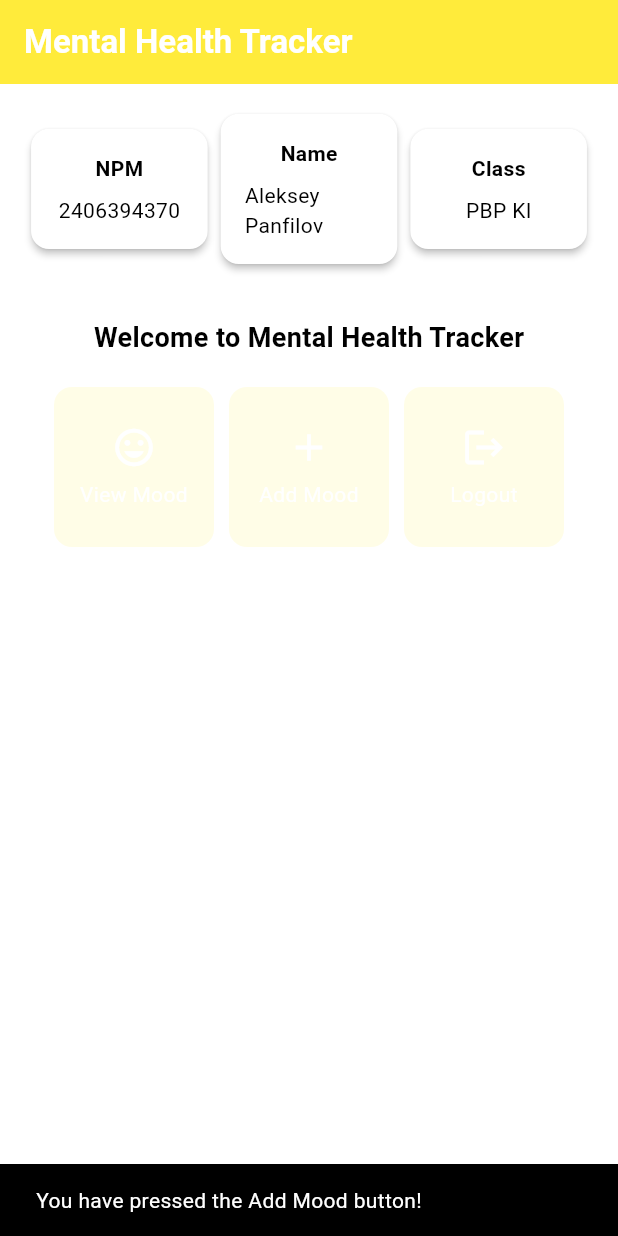
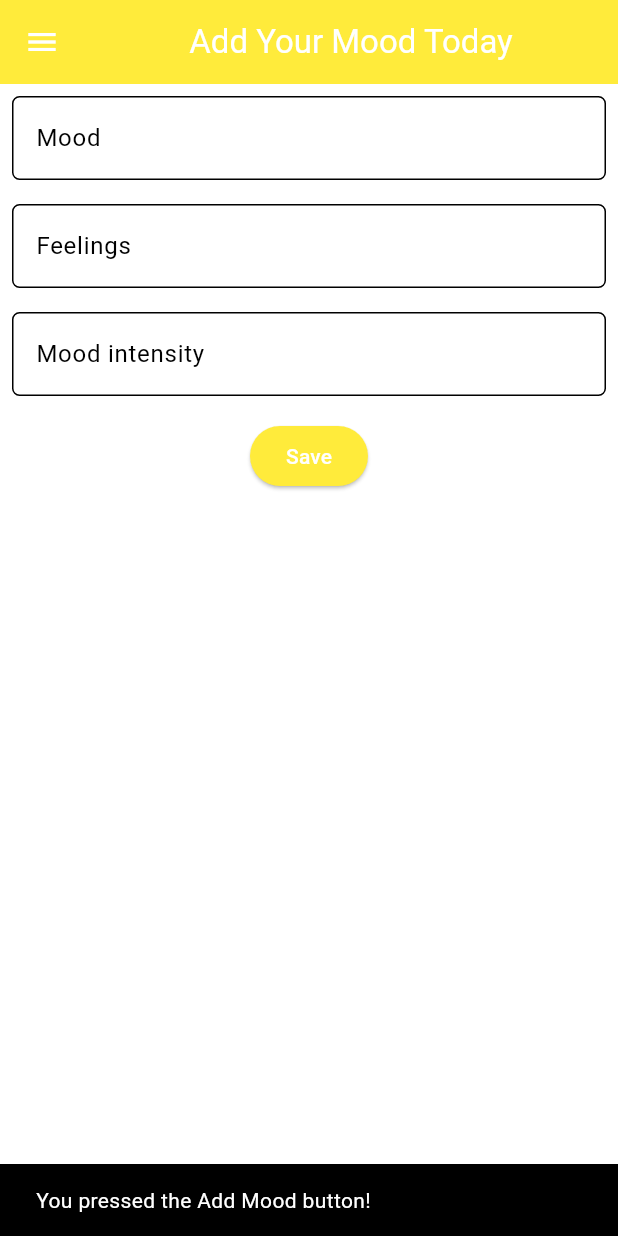
Before and after one commit to ankou-k/mental-health-tracker-mobile, a Flutter app: the screen it shows after launch, after a tap on "Add Mood", on a phone screen of 412 x 824 dp. Run offline on Flutter 3.47's test engine with Material 3 defaults, Android fonts, the phone set to English and light mode, and no system bars.

Commit message:
tutorial 7

```diff
--- a/mental_health_tracker/lib/main.dart
+++ b/mental_health_tracker/lib/main.dart
@@ -1,5 +1,5 @@
 import 'package:flutter/material.dart';
-import 'package:mental_health_tracker/menu.dart';
+import 'package:mental_health_tracker/screens/menu.dart';
 
 void main() {
   runApp(const MyApp());
@@ -31,7 +31,7 @@ class MyApp extends StatelessWidget {
         // tested with just a hot reload.
         colorScheme: ColorScheme.fromSwatch(
           primarySwatch: Colors.yellow,
-        ).copyWith(secondary: Colors.yellow[50]),
+        ).copyWith(secondary: Colors.yellow[400]),
         useMaterial3: true,
       ),
       home: MyHomePage(),
--- a/mental_health_tracker/lib/menu.dart
+++ b/mental_health_tracker/lib/screens/menu.dart
@@ -1,4 +1,8 @@
 import 'package:flutter/material.dart';
+// Import drawer widget
+import 'package:mental_health_tracker/widgets/left_drawer.dart';
+import 'package:mental_health_tracker/screens/moodentry_form.dart';
+import 'package:mental_health_tracker/widgets/mood_card.dart';
 
 class MyHomePage extends StatelessWidget {
     final String npm = '2406394370'; // NPM
@@ -29,7 +33,11 @@ class MyHomePage extends StatelessWidget {
         ),
         // The background color of the AppBar is obtained from the application theme color scheme.
         backgroundColor: Theme.of(context).colorScheme.primary,
+        // Set drawer icon color to white
+        iconTheme: const IconThemeData(color: Colors.white),
       ),
+      // Add drawer as a parameter value for the drawer attribute of the Scaffold widget
+      drawer: const LeftDrawer(),
       // Body of the page with paddings around it.
       body: Padding(
         padding: const EdgeInsets.all(16.0),
@@ -125,64 +133,3 @@ class InfoCard extends StatelessWidget {
     );
   }
 }
-
-class ItemHomepage {
-    final String name;
-    final IconData icon;
-
-    ItemHomepage(this.name, this.icon);
-}
-
-class ItemCard extends StatelessWidget {
-  // Display the card with an icon and name.
-
-  final ItemHomepage item;
-
-  const ItemCard(this.item, {super.key});
-
-  @override
-  Widget build(BuildContext context) {
-    return Material(
-      // Specify the background color of the application theme.
-      color: Theme.of(context).colorScheme.secondary,
-      // Round the card border.
-      borderRadius: BorderRadius.circular(12),
-
-      child: InkWell(
-        // Action when the card is pressed.
-        onTap: () {
-          // Display the SnackBar message when the card is pressed.
-          ScaffoldMessenger.of(context)
-            ..hideCurrentSnackBar()
-            ..showSnackBar(
-              SnackBar(content: Text("You have pressed the ${item.name} button!"))
-            );
-        },
-        // Container to store the Icon and Text
-        child: Container(
-          padding: const EdgeInsets.all(8),
-          child: Center(
-            child: Column(
-              // Place the Icon and Text in the center of the card.
-              mainAxisAlignment: MainAxisAlignment.center,
-              children: [
-                Icon(
-                  item.icon,
-                  color: Colors.white,
-                  size: 30.0,
-                ),
-                const Padding(padding: EdgeInsets.all(3)),
-                Text(
-                  item.name,
-                  textAlign: TextAlign.center,
-                  style: const TextStyle(color: Colors.white),
-                ),
-              ],
-            ),
-          ),
-        ),
-      ),
-    );
-  }
-
-}
--- /dev/null
+++ b/mental_health_tracker/lib/screens/moodentry_form.dart
@@ -0,0 +1,162 @@
+import 'package:flutter/material.dart';
+// Import the previously created drawer
+import 'package:mental_health_tracker/widgets/left_drawer.dart';
+
+class MoodEntryFormPage extends StatefulWidget {
+  const MoodEntryFormPage({super.key});
+
+  @override
+  State<MoodEntryFormPage> createState() => _MoodEntryFormPageState();
+}
+
+class _MoodEntryFormPageState extends State<MoodEntryFormPage> {
+  final _formKey = GlobalKey<FormState>();
+  String _mood = "";
+  String _feelings = "";
+  int _moodIntensity = 0;
+
+  @override
+  Widget build(BuildContext context) {
+    return Scaffold(
+        appBar: AppBar(
+            title: const Center(
+            child: Text(
+                'Add Your Mood Today',
+            ),
+            ),
+            backgroundColor: Theme.of(context).colorScheme.primary,
+            foregroundColor: Colors.white,
+        ),
+        // Add the created drawer here
+        drawer: const LeftDrawer(),
+        body: Form(
+            key: _formKey,
+            child: SingleChildScrollView(
+              child: Column(
+                crossAxisAlignment: CrossAxisAlignment.start,
+                children: [
+                  Padding(
+                    padding: const EdgeInsets.all(8.0),
+                    child: TextFormField(
+                      decoration: InputDecoration(
+                        hintText: "Mood",
+                        labelText: "Mood",
+                        border: OutlineInputBorder(
+                          borderRadius: BorderRadius.circular(5.0),
+                        ),
+                      ),
+                      onChanged: (String? value) {
+                        setState(() {
+                          _mood = value!;
+                        });
+                      },
+                      validator: (String? value) {
+                        if (value == null || value.isEmpty) {
+                          return "Mood cannot be empty!";
+                        }
+                        return null;
+                      },
+                    ),
+                  ),
+                  Padding(
+                    padding: const EdgeInsets.all(8.0),
+                    child: TextFormField(
+                      decoration: InputDecoration(
+                        hintText: "Feelings",
+                        labelText: "Feelings",
+                        border: OutlineInputBorder(
+                          borderRadius: BorderRadius.circular(5.0),
+                        ),
+                      ),
+                      onChanged: (String? value) {
+                        setState(() {
+                          _feelings = value!;
+                        });
+                      },
+                      validator: (String? value) {
+                        if (value == null || value.isEmpty) {
+                          return "Feelings cannot be empty!";
+                        }
+                        return null;
+                      },
+                    ),
+                  ),
+                  Padding(
+                    padding: const EdgeInsets.all(8.0),
+                    child: TextFormField(
+                      decoration: InputDecoration(
+                        hintText: "Mood intensity",
+                        labelText: "Mood intensity",
+                        border: OutlineInputBorder(
+                          borderRadius: BorderRadius.circular(5.0),
+                        ),
+                      ),
+                      onChanged: (String? value) {
+                        setState(() {
+                          _moodIntensity = int.tryParse(value!) ?? 0;
+                        });
+                      },
+                      validator: (String? value) {
+                        if (value == null || value.isEmpty) {
+                          return "Mood intensity cannot be empty!";
+                        }
+                        if (int.tryParse(value) == null) {
+                          return "Mood intensity must be a number!";
+                        }
+                        return null;
+                      },
+                    ),
+                  ),
+                  Align(
+                    alignment: Alignment.bottomCenter,
+                    child: Padding(
+                      padding: const EdgeInsets.all(8.0),
+                      child: ElevatedButton(
+                        style: ButtonStyle(
+                          backgroundColor: WidgetStateProperty.all(
+                              Theme.of(context).colorScheme.primary),
+                        ),
+                        onPressed: () {
+                          if (_formKey.currentState!.validate()) {
+                            showDialog(
+                              context: context,
+                              builder: (context) {
+                                return AlertDialog(
+                                  title: const Text('Mood successfully saved'),
+                                  content: SingleChildScrollView(
+                                    child: Column(
+                                      crossAxisAlignment: CrossAxisAlignment.start,
+                                      children: [
+                                        Text('Mood: $_mood'),
+                                        // TODO: Display other values
+                                      ],
+                                    ),
+                                  ),
+                                  actions: [
+                                    TextButton(
+                                      child: const Text('OK'),
+                                      onPressed: () {
+                                        Navigator.pop(context);
+                                        _formKey.currentState!.reset();
+                                      },
+                                    ),
+                                  ],
+                                );
+                              },
+                            );
+                          }
+                        },
+                        child: const Text(
+                          "Save",
+                          style: TextStyle(color: Colors.white),
+                        ),
+                      ),
+                    ),
+                  ),
+                ],
+              ),
+            ),
+        ),
+    );
+  }
+}
--- /dev/null
+++ b/mental_health_tracker/lib/widgets/left_drawer.dart
@@ -0,0 +1,71 @@
+import 'package:flutter/material.dart';
+import 'package:mental_health_tracker/screens/menu.dart';
+import 'package:mental_health_tracker/screens/moodentry_form.dart';
+
+class LeftDrawer extends StatelessWidget {
+  const LeftDrawer({super.key});
+
+  @override
+  Widget build(BuildContext context) {
+    return Drawer(
+      child: ListView(
+        children: [
+            DrawerHeader(
+                // Drawer header section
+                decoration: BoxDecoration(
+                    color: Theme.of(context).colorScheme.primary,
+                ),
+                child: const Column(
+                    children: [
+                        Text(
+                            'Mental Health Tracker',
+                            textAlign: TextAlign.center,
+                            style: TextStyle(
+                                fontSize: 24,
+                                fontWeight: FontWeight.bold,
+                                color: Colors.white,
+                            ),
+                        ),
+                        Padding(padding: EdgeInsets.all(8)),
+                        Text(
+                            "Track your mental health every day here!",
+                            textAlign: TextAlign.center,
+                            style: TextStyle(
+                                fontSize: 15,
+                                fontWeight: FontWeight.normal,
+                                color: Colors.white,
+                            ),
+                        ),
+                    ],
+                ),
+            ),
+            // Routing section
+            ListTile(
+                leading: const Icon(Icons.home_outlined),
+                title: const Text('Home Page'),
+                // Redirection part to MyHomePage
+                onTap: () {
+                Navigator.pushReplacement(
+                    context,
+                    MaterialPageRoute(
+                        builder: (context) => MyHomePage(),
+                    ));
+                },
+            ),
+            ListTile(
+                leading: const Icon(Icons.mood),
+                title: const Text('Add Mood'),
+                // Redirection part to MoodEntryFormPage
+                onTap: () {
+                Navigator.pushReplacement(
+                    context,
+                    MaterialPageRoute(
+                        builder: (context) => MoodEntryFormPage(),
+                    ));
+                },
+            ),
+        ],
+      ),
+    );
+  }
+}
--- /dev/null
+++ b/mental_health_tracker/lib/widgets/mood_card.dart
@@ -0,0 +1,72 @@
+import 'package:flutter/material.dart';
+import 'package:mental_health_tracker/screens/moodentry_form.dart';
+
+class ItemHomepage {
+    final String name;
+    final IconData icon;
+
+    ItemHomepage(this.name, this.icon);
+}
+
+class ItemCard extends StatelessWidget {
+  // Display the card with an icon and name.
+
+  final ItemHomepage item;
+
+  const ItemCard(this.item, {super.key});
+
+  @override
+  Widget build(BuildContext context) {
+    return Material(
+      // Specify the background color of the application theme.
+      color: Theme.of(context).colorScheme.secondary,
+      // Round the card border.
+      borderRadius: BorderRadius.circular(12),
+
+      child: InkWell(
+        // Action when the card is pressed.
+        onTap: () {
+          // Show SnackBar when clicked
+          ScaffoldMessenger.of(context)
+            ..hideCurrentSnackBar()
+            ..showSnackBar(SnackBar(
+              content: Text("You pressed the ${item.name} button!")));
+
+          // Navigate to the appropriate route (depending on the button type)
+          if (item.name == "Add Mood") {
+            // Use Navigator.push to navigate to a MaterialPageRoute that includes MoodEntryFormPage.
+            Navigator.pushReplacement(
+                    context,
+                    MaterialPageRoute(
+                        builder: (context) => MoodEntryFormPage(),
+                    ));
+          }
+        },
+        // Container to store the Icon and Text
+        child: Container(
+          padding: const EdgeInsets.all(8),
+          child: Center(
+            child: Column(
+              // Place the Icon and Text in the center of the card.
+              mainAxisAlignment: MainAxisAlignment.center,
+              children: [
+                Icon(
+                  item.icon,
+                  color: Colors.white,
+                  size: 30.0,
+                ),
+                const Padding(padding: EdgeInsets.all(3)),
+                Text(
+                  item.name,
+                  textAlign: TextAlign.center,
+                  style: const TextStyle(color: Colors.white),
+                ),
+              ],
+            ),
+          ),
+        ),
+      ),
+    );
+  }
+
+}
```
Also changed, not shown: 2 other files.
